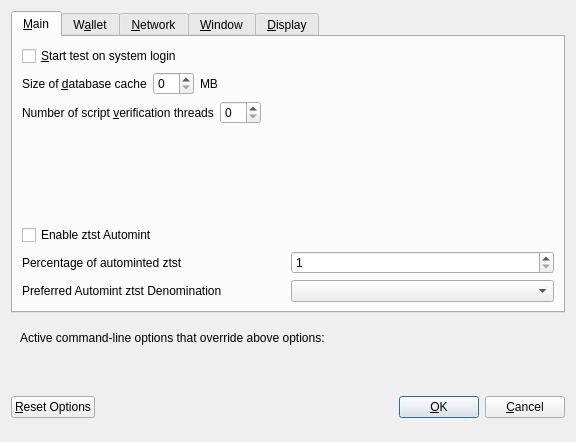
ygtars/TestCoin, file src/qt/forms/optionsdialog.ui: the form before one commit.
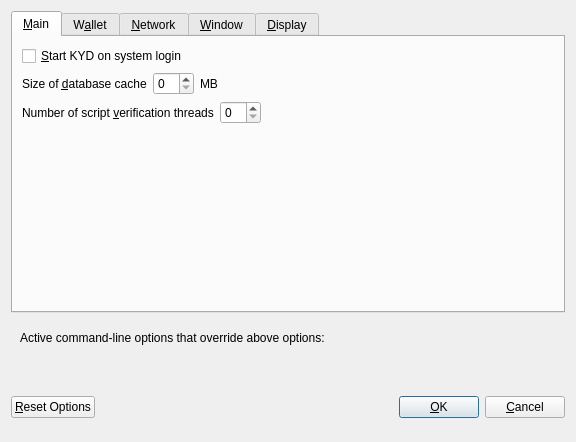
The form after the commit. The open tabs and pages were chosen to show the change. Custom widgets are drawn as their Qt base class.

What changed in the file:
```diff
--- a/src/qt/forms/optionsdialog.ui
+++ b/src/qt/forms/optionsdialog.ui
@@ -33,7 +33,7 @@
           <string>Automatically start test after logging in to the system.</string>
          </property>
          <property name="text">
-          <string>&amp;Start test on system login</string>
+          <string>&amp;Start KYD on system login</string>
          </property>
         </widget>
        </item>
@@ -130,85 +130,6 @@
          </property>
         </spacer>
        </item>
-       <item>
-        <widget class="QCheckBox" name="checkBoxZeromintEnable">
-         <property name="toolTip">
-          <string>Enable automatic minting of tst units to ztst</string>
-         </property>
-         <property name="layoutDirection">
-          <enum>Qt::LeftToRight</enum>
-         </property>
-         <property name="text">
-          <string>Enable ztst Automint</string>
-         </property>
-        </widget>
-       </item>
-       <item>
-        <layout class="QHBoxLayout" name="horizontalLayout_3">
-         <item>
-          <widget class="QLabel" name="percentage_label">
-           <property name="toolTip">
-            <string>Percentage of incoming tst which get automatically converted to ztst via Zerocoin Protocol (min: 10%)</string>
-           </property>
-           <property name="text">
-            <string>Percentage of autominted ztst</string>
-           </property>
-          </widget>
-         </item>
-         <item>
-          <widget class="QSpinBox" name="zeromintPercentage">
-           <property name="minimum">
-            <number>1</number>
-           </property>
-           <property name="maximum">
-            <number>100</number>
-           </property>
-          </widget>
-         </item>
-        </layout>
-       </item>
-       <item>
-        <layout class="QHBoxLayout" name="horizontalLayout" stretch="0,0">
-         <property name="sizeConstraint">
-          <enum>QLayout::SetFixedSize</enum>
-         </property>
-         <item>
-          <widget class="QLabel" name="labelPreferredDenom">
-           <property name="maximumSize">
-            <size>
-             <width>16777215</width>
-             <height>16777215</height>
-            </size>
-           </property>
-           <property name="toolTip">
-            <string>Wait with automatic conversion to Zerocoin until enough tst for this denomination is available</string>
-           </property>
-           <property name="text">
-            <string>Preferred Automint ztst Denomination</string>
-           </property>
-          </widget>
-         </item>
-         <item>
-          <widget class="QComboBox" name="preferredDenom">
-           <property name="maximumSize">
-            <size>
-             <width>16777215</width>
-             <height>27</height>
-            </size>
-           </property>
-           <property name="toolTip">
-            <string>Wait with automatic conversion to Zerocoin until enough tst for this denomination is available</string>
-           </property>
-           <property name="maxVisibleItems">
-            <number>9</number>
-           </property>
-           <property name="maxCount">
-            <number>9</number>
-           </property>
-          </widget>
-         </item>
-        </layout>
-       </item>
       </layout>
      </widget>
      <widget class="QWidget" name="tabWallet">
```
Left out of the diff: 99 changed lines with no effect on the pictures.
